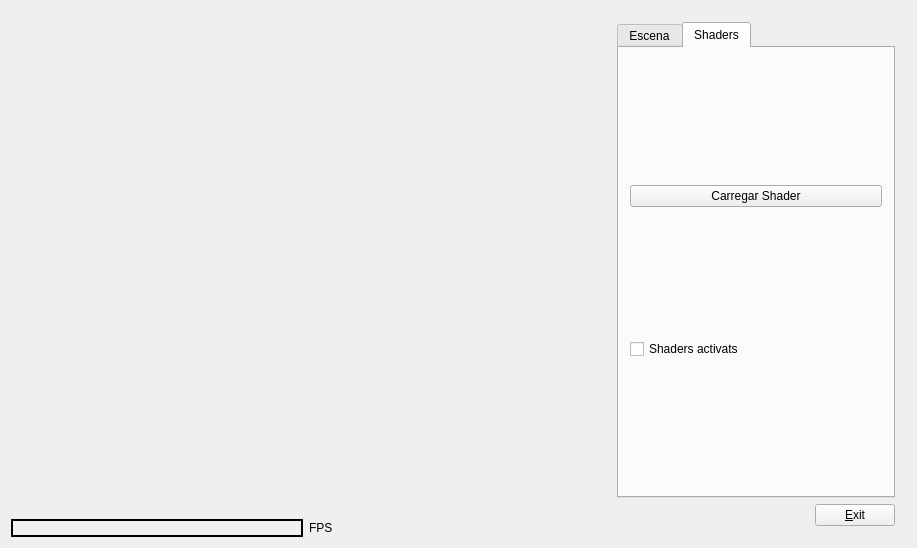
Dani-Mora/va-projecte, file app/principal.ui: the form before one commit.
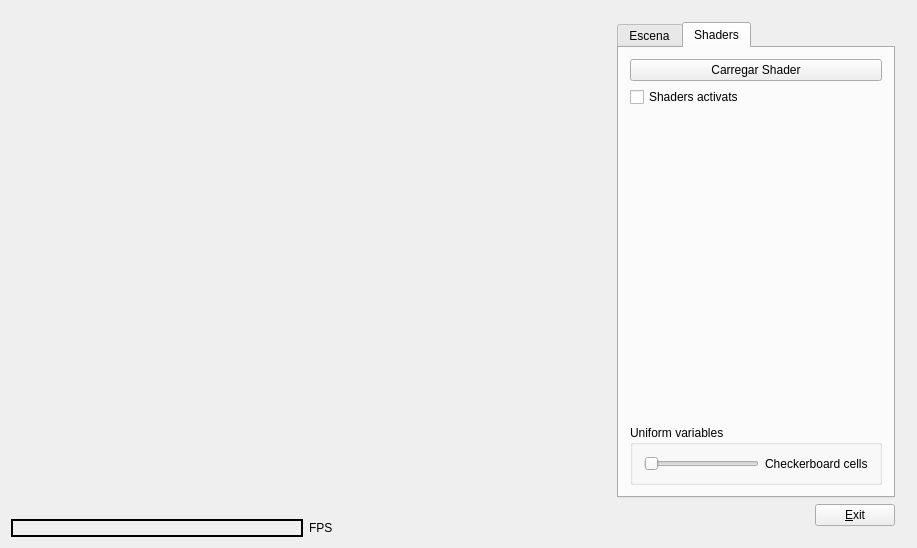
The form after the commit. Custom widgets are drawn as their Qt base class.

What changed in the file:
```diff
--- a/app/principal.ui
+++ b/app/principal.ui
@@ -231,6 +231,52 @@
               </property>
              </widget>
             </item>
+            <item>
+             <spacer name="verticalSpacer">
+              <property name="orientation">
+               <enum>Qt::Vertical</enum>
+              </property>
+              <property name="sizeHint" stdset="0">
+               <size>
+                <width>20</width>
+                <height>40</height>
+               </size>
+              </property>
+             </spacer>
+            </item>
+            <item>
+             <widget class="QGroupBox" name="uniformBox">
+              <property name="title">
+               <string>Uniform variables</string>
+              </property>
+              <layout class="QHBoxLayout" name="horizontalLayout_5">
+               <item>
+                <layout class="QHBoxLayout" name="horizontalLayout_4">
+                 <item>
+                  <widget class="QSlider" name="uniformSlide">
+                   <property name="minimum">
+                    <number>1</number>
+                   </property>
+                   <property name="maximum">
+                    <number>32</number>
+                   </property>
+                   <property name="orientation">
+                    <enum>Qt::Horizontal</enum>
+                   </property>
+                  </widget>
+                 </item>
+                 <item>
+                  <widget class="QLabel" name="uniformLabel">
+                   <property name="text">
+                    <string>Checkerboard cells</string>
+                   </property>
+                  </widget>
+                 </item>
+                </layout>
+               </item>
+              </layout>
+             </widget>
+            </item>
            </layout>
           </widget>
          </widget>
```
